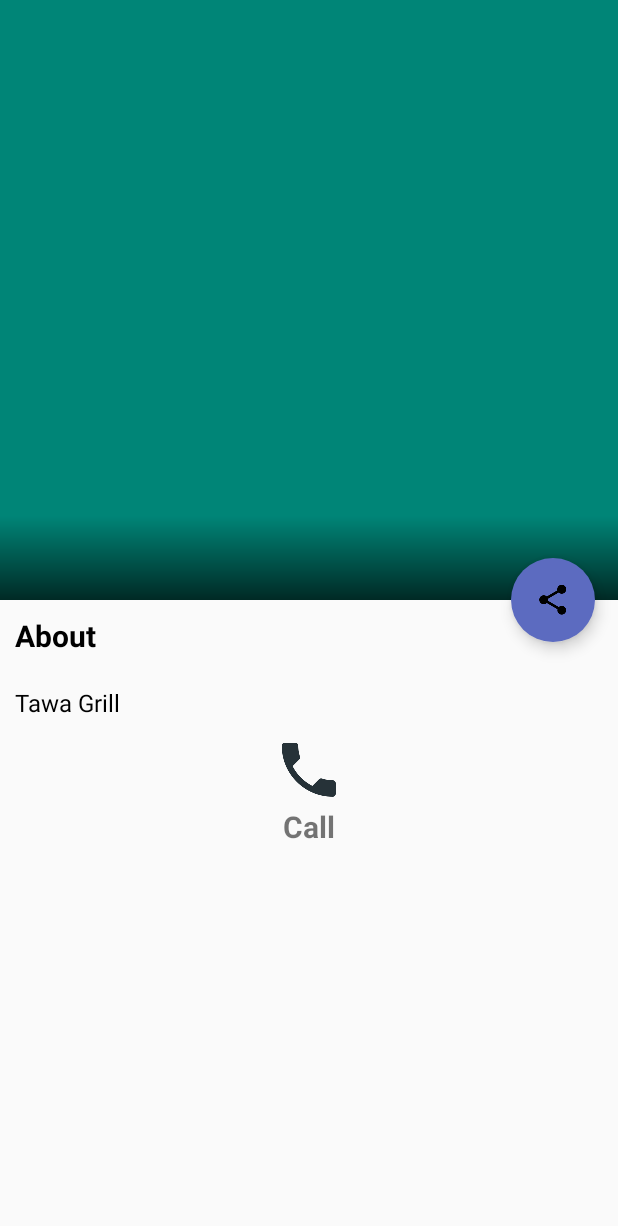
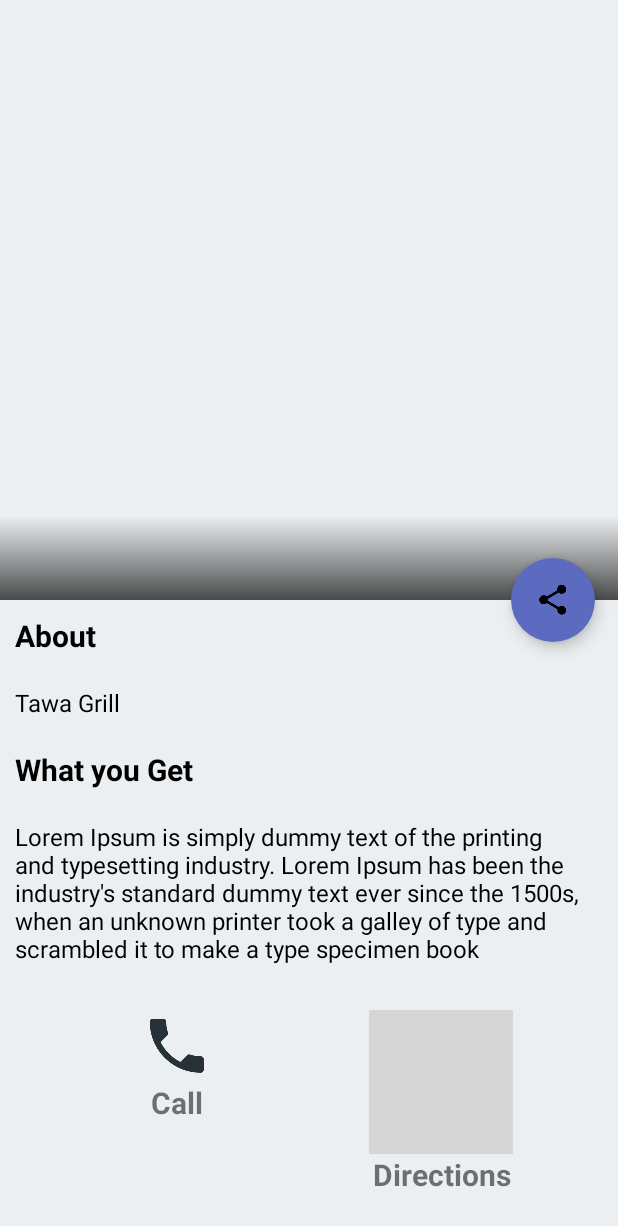
Before and after one commit to sohail77/Restaurant-Referral, an Android app: the layout activity_restaurant_detail.xml on its own in the app's theme, with its tools: preview values and no code run, on a phone screen of 412 x 824 dp. Shown: the top 1226 px of the screen. Run offline under Robolectric (Android 15) with nearby library versions, the phone set to English and light mode, and no system bars; grey boxes are pictures that could not be loaded.

Commit message:
Modification to Restaurant Referal

```diff
--- a/RestaurantReferral/app/src/main/AndroidManifest.xml
+++ b/RestaurantReferral/app/src/main/AndroidManifest.xml
@@ -3,6 +3,7 @@
     package="com.sohail.restaurant_referral">
 
     <uses-permission android:name="android.permission.INTERNET" />
+    <uses-permission android:name="android.permission.CALL_PHONE"/>
 
     <application
         android:allowBackup="true"
--- a/RestaurantReferral/app/src/main/java/com/sohail/restaurant_referral/Fragments/ShareSheetFragment.java
+++ b/RestaurantReferral/app/src/main/java/com/sohail/restaurant_referral/Fragments/ShareSheetFragment.java
@@ -4,7 +4,9 @@ import android.content.Context;
 import android.net.Uri;
 import android.os.Bundle;
 import android.support.annotation.NonNull;
+import android.support.design.button.MaterialButton;
 import android.support.design.widget.BottomSheetDialogFragment;
+import android.support.design.widget.TextInputEditText;
 import android.support.v4.app.DialogFragment;
 import android.support.v4.app.Fragment;
 import android.util.Log;
@@ -45,7 +47,7 @@ public class ShareSheetFragment extends BottomSheetDialogFragment {
     private String mParam2;
 
     EditText shareEmail;
-    Button shareBtn;
+    MaterialButton shareBtn;
     FirebaseFirestore db = FirebaseFirestore.getInstance();
     FirebaseFirestore db2 = FirebaseFirestore.getInstance();
     RestaurantDetailActivity act;
--- a/RestaurantReferral/app/src/main/res/layout/activity_coupon.xml
+++ b/RestaurantReferral/app/src/main/res/layout/activity_coupon.xml
@@ -5,6 +5,7 @@
     android:layout_width="match_parent"
     android:layout_height="match_parent"
     android:orientation="vertical"
+    android:background="@color/colorPrimary"
     android:gravity="center"
     tools:context=".CouponsActivity">
 
--- a/RestaurantReferral/app/src/main/res/layout/activity_main.xml
+++ b/RestaurantReferral/app/src/main/res/layout/activity_main.xml
@@ -4,7 +4,7 @@
     xmlns:tools="http://schemas.android.com/tools"
     android:layout_width="match_parent"
     android:layout_height="match_parent"
-    android:background="#ECEFF1"
+    android:background="@color/colorPrimary"
     android:orientation="vertical"
     tools:context=".MainActivity">
 
--- a/RestaurantReferral/app/src/main/res/layout/activity_restaurant_detail.xml
+++ b/RestaurantReferral/app/src/main/res/layout/activity_restaurant_detail.xml
@@ -53,6 +53,7 @@
         android:id="@+id/scroll"
         android:layout_width="match_parent"
         android:layout_height="match_parent"
+        android:background="@color/colorPrimary"
         android:clipToPadding="false"
         app:layout_behavior="@string/appbar_scrolling_view_behavior"
         >
@@ -83,15 +84,42 @@
                 android:layout_margin="10dp"
                 />
 
+            <TextView
+                android:layout_width="match_parent"
+                android:layout_height="wrap_content"
+                android:id="@+id/whatYouGet"
+                android:text="What you Get"
+                android:textSize="20sp"
+                android:textColor="@android:color/black"
+                android:layout_margin="10dp"
+                android:textStyle="bold"
+                />
+
+            <TextView
+                android:layout_width="match_parent"
+                android:layout_height="wrap_content"
+                android:id="@+id/wygtDesc"
+                android:text="@string/wygtDesc"
+                android:textSize="16sp"
+                android:textColor="@android:color/black"
+                android:layout_margin="10dp"
+                />
+
 
             <LinearLayout
                 android:layout_width="match_parent"
                 android:layout_height="wrap_content"
+                android:layout_marginStart="30dp"
+                android:layout_marginEnd="30dp"
+                android:layout_marginTop="20dp"
+                android:layout_marginBottom="30dp"
                 android:orientation="horizontal">
 
                 <LinearLayout
-                    android:layout_width="match_parent"
+                    android:layout_width="0dp"
                     android:layout_height="match_parent"
+                    android:layout_weight="1"
+                    android:id="@+id/callLayout"
                     android:orientation="vertical">
 
                     <ImageView
@@ -112,7 +140,30 @@
 
                 </LinearLayout>
 
+                <LinearLayout
+                    android:layout_width="0dp"
+                    android:layout_height="match_parent"
+                    android:layout_weight="1"
+                    android:id="@+id/directionLayout"
+                    android:orientation="vertical">
 
+                    <ImageView
+                        android:layout_width="wrap_content"
+                        android:layout_height="wrap_content"
+                        android:src="@drawable/ic_navigation_blue_grey_900_48dp"
+                        android:layout_gravity="center"
+                        />
+
+                    <TextView
+                        android:layout_width="match_parent"
+                        android:layout_height="wrap_content"
+                        android:text="Directions"
+                        android:textStyle="bold"
+                        android:textSize="20sp"
+                        android:gravity="center"/>
+
+
+                </LinearLayout>
 
 
             </LinearLayout>
--- a/RestaurantReferral/app/src/main/res/values/colors.xml
+++ b/RestaurantReferral/app/src/main/res/values/colors.xml
@@ -1,6 +1,6 @@
 <?xml version="1.0" encoding="utf-8"?>
 <resources>
-    <color name="colorPrimary">#008577</color>
+    <color name="colorPrimary">#ECEFF1</color>
     <color name="colorPrimaryDark">#00574B</color>
     <color name="colorAccent">#D81B60</color>
 </resources>
--- a/RestaurantReferral/app/src/main/res/values/strings.xml
+++ b/RestaurantReferral/app/src/main/res/values/strings.xml
@@ -3,4 +3,5 @@
 
     <!-- TODO: Remove or change this placeholder text -->
     <string name="hello_blank_fragment">Hello blank fragment</string>
+    <string name="wygtDesc">Lorem Ipsum is simply dummy text of the printing and typesetting industry. Lorem Ipsum has been the industry\'s standard dummy text ever since the 1500s, when an unknown printer took a galley of type and scrambled it to make a type specimen book</string>
 </resources>
--- a/RestaurantReferral/app/src/main/res/values/styles.xml
+++ b/RestaurantReferral/app/src/main/res/values/styles.xml
@@ -1,7 +1,7 @@
 <resources>
 
     <!-- Base application theme. -->
-    <style name="AppTheme" parent="Theme.AppCompat.Light.NoActionBar">
+    <style name="AppTheme" parent="@style/Theme.MaterialComponents.Light.NoActionBar">
         <!-- Customize your theme here. -->
         <item name="colorPrimary">@color/colorPrimary</item>
         <item name="colorPrimaryDark">@color/colorPrimaryDark</item>
```
Also changed, not shown: RestaurantReferral/app/src/main/java/com/sohail/restaurant_referral/RestaurantDetailActivity.java (+83 -12 lines), RestaurantReferral/app/src/main/res/layout/coupon_item.xml (+7 -4 lines), RestaurantReferral/app/src/main/res/layout/fragment_share_sheet.xml (+9 -3 lines), RestaurantReferral/app/src/main/res/layout/restaurant_item.xml (+7 -4 lines).
